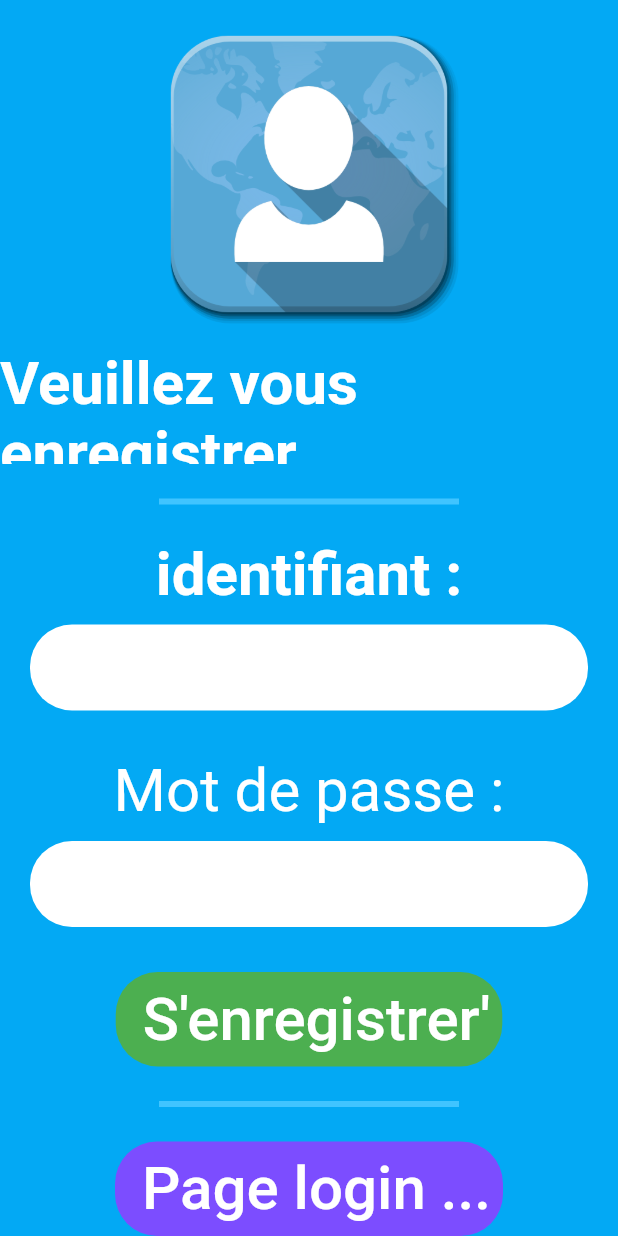
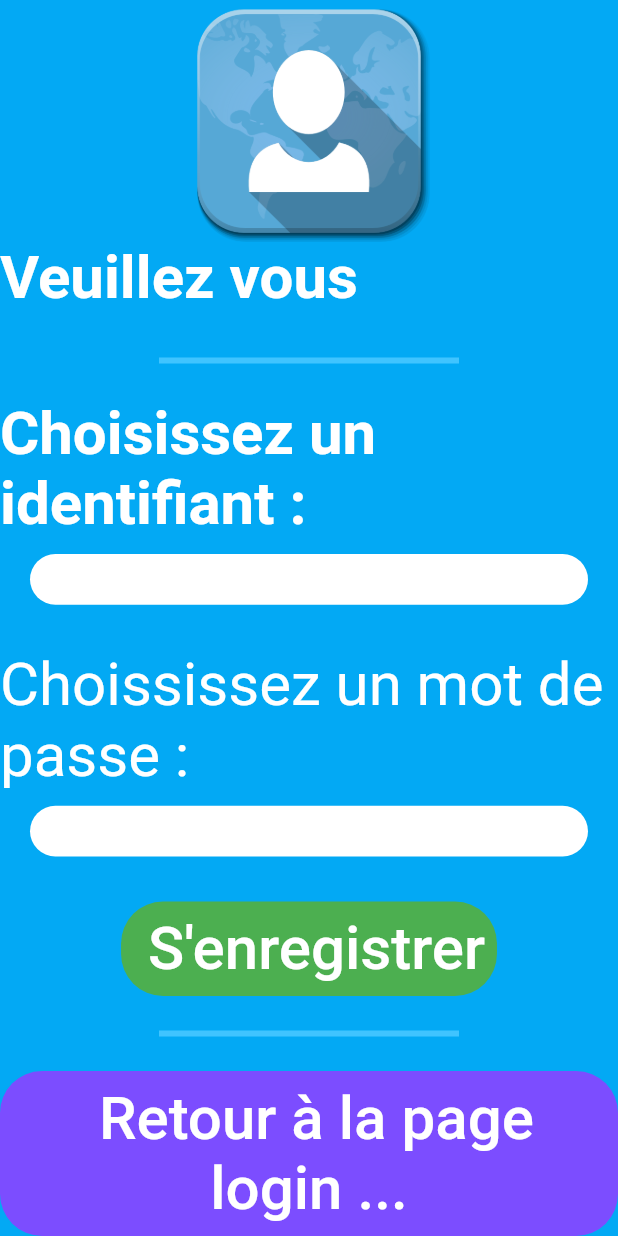
Before and after one commit to Ryll974/loginpage, a Flutter app: the RegisterPage screen opened by its route, on a phone screen of 412 x 824 dp. Run offline on Flutter 3.47's test engine with Material 2 defaults, Android fonts, the phone set to English and light mode, and no system bars; Roboto replaces fonts that are missing (Dongle).

Commit message:
modifs mineures du code pour plus de lisibilité

```diff
--- a/lib/main.dart
+++ b/lib/main.dart
@@ -211,7 +211,7 @@ class RegisterPage extends StatelessWidget {
               ),
             ),
             Text(
-              "identifiant :",
+              "Choisissez un identifiant :",
               style: TextStyle(
                 color: Colors.white,
                 fontSize: 40.0,
@@ -244,7 +244,7 @@ class RegisterPage extends StatelessWidget {
               ),
             ),
             Text(
-              "Mot de passe :",
+              "Choississez un mot de passe :",
               style: TextStyle(
                 color: Colors.white,
                 fontSize: 40.0,
@@ -288,7 +288,7 @@ class RegisterPage extends StatelessWidget {
                   backgroundColor: Colors.green, // Background Color
                 ),
                 child: Text(
-                  " S'enregistrer'",
+                  " S'enregistrer",
                   textAlign: TextAlign.center,
                   style: TextStyle(
                     fontSize: 40.0,
@@ -315,7 +315,7 @@ class RegisterPage extends StatelessWidget {
                   backgroundColor: Colors.deepPurpleAccent, // Background Color
                 ),
                 child: Text(
-                  " Page login ...",
+                  " Retour à la page login ...",
                   textAlign: TextAlign.center,
                   style: TextStyle(
                     fontSize: 40.0,
```
